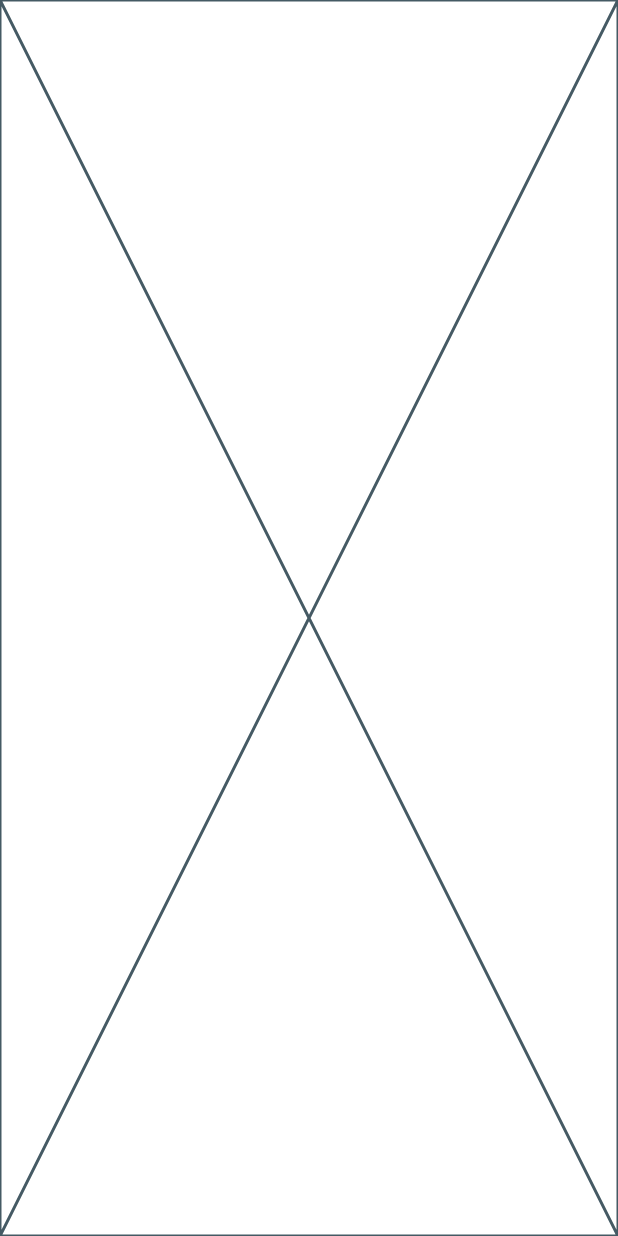
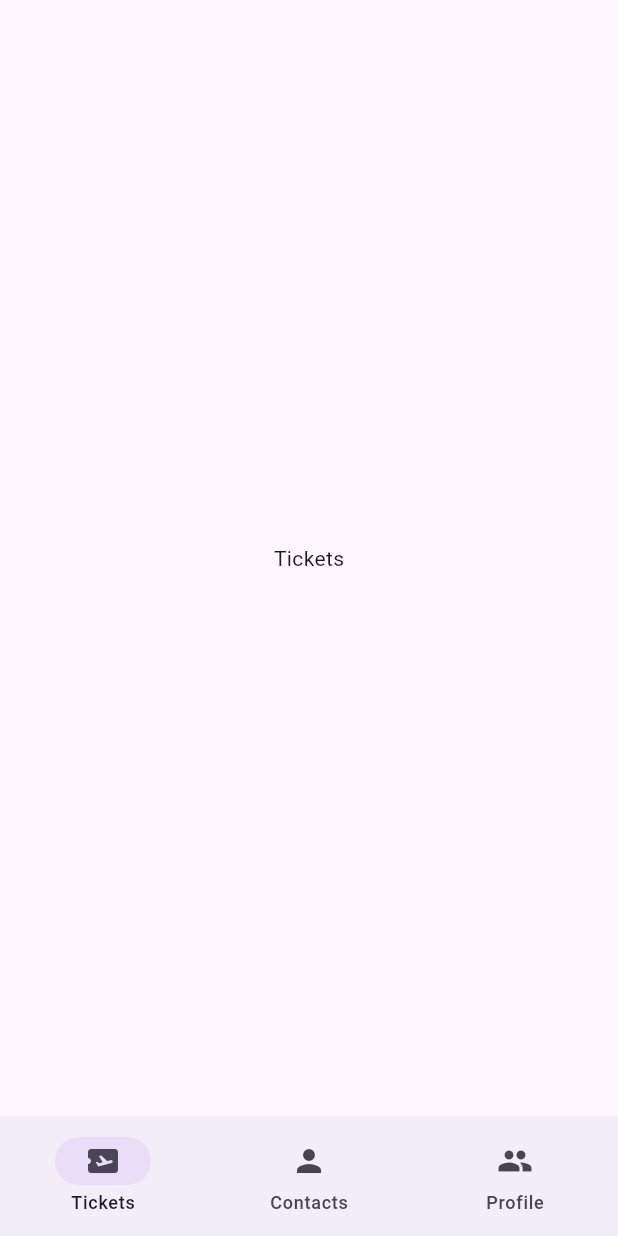
Before and after one commit to rakibk55w/M360ICT_ticket, a Flutter app: the screen it shows after launch, on a phone screen of 412 x 824 dp. Run offline on Flutter 3.47's test engine with Material 3 defaults, Android fonts, the phone set to English and light mode, and no system bars; our stand-ins replace get.

Commit message:
Created necessary screens and navigation

```diff
--- a/lib/main.dart
+++ b/lib/main.dart
@@ -1,4 +1,6 @@
 import 'package:flutter/material.dart';
+import 'package:get/get.dart';
+import 'package:m360ict/navigation_menu.dart';
 
 void main() {
   runApp(const MyApp());
@@ -9,18 +11,10 @@ class MyApp extends StatelessWidget {
 
   @override
   Widget build(BuildContext context) {
-    return MaterialApp(
+    return GetMaterialApp(
+      debugShowCheckedModeBanner: false,
       title: 'M360ICT',
-      home: const MyHomePage(),
+      home: const NavigationMenu(),
     );
   }
 }
-
-class MyHomePage extends StatelessWidget {
-  const MyHomePage({super.key});
-
-  @override
-  Widget build(BuildContext context) {
-    return const Placeholder();
-  }
-}
--- /dev/null
+++ b/lib/navigation_menu.dart
@@ -0,0 +1,45 @@
+import 'package:flutter/material.dart';
+import 'package:get/get.dart';
+import 'package:m360ict/screens/contacts_screen.dart';
+import 'package:m360ict/screens/profile_screen.dart';
+import 'package:m360ict/screens/tickets_screen.dart';
+
+class NavigationMenu extends StatelessWidget {
+  const NavigationMenu({super.key});
+
+  @override
+  Widget build(BuildContext context) {
+    final navigationController = Get.put(NavigationController());
+    return Scaffold(
+      bottomNavigationBar: Obx(() {
+        return NavigationBar(
+          height: 80,
+          elevation: 0,
+          selectedIndex: navigationController.selectedIndex.value,
+          onDestinationSelected: (index) {
+            navigationController.selectedIndex.value = index;
+          },
+
+          destinations: [
+            const NavigationDestination(icon: Icon(Icons.airplane_ticket), label: 'Tickets'),
+            const NavigationDestination(icon: Icon(Icons.person), label: 'Contacts'),
+            const NavigationDestination(icon: Icon(Icons.group), label: 'Profile'),
+          ],
+        );
+      }),
+      body: Obx(() {
+        return navigationController.screens[navigationController.selectedIndex.value];
+      }),
+    );
+  }
+}
+
+class NavigationController extends GetxController {
+  final selectedIndex = 0.obs;
+
+  final screens = [
+    const TicketsScreen(),
+    const ContactsScreen(),
+    const ProfileScreen(),
+  ];
+}
--- /dev/null
+++ b/lib/screens/contacts_screen.dart
@@ -0,0 +1,10 @@
+import 'package:flutter/material.dart';
+
+class ContactsScreen extends StatelessWidget {
+  const ContactsScreen({super.key});
+
+  @override
+  Widget build(BuildContext context) {
+    return Center(child: const Text('Contacts'));
+  }
+}
--- /dev/null
+++ b/lib/screens/profile_screen.dart
@@ -0,0 +1,10 @@
+import 'package:flutter/material.dart';
+
+class ProfileScreen extends StatelessWidget {
+  const ProfileScreen({super.key});
+
+  @override
+  Widget build(BuildContext context) {
+    return Center(child: const Text('Profile'));
+  }
+}
--- /dev/null
+++ b/lib/screens/tickets_screen.dart
@@ -0,0 +1,10 @@
+import 'package:flutter/material.dart';
+
+class TicketsScreen extends StatelessWidget {
+  const TicketsScreen({super.key});
+
+  @override
+  Widget build(BuildContext context) {
+    return Center(child: const Text('Tickets'));
+  }
+}
--- a/pubspec.yaml
+++ b/pubspec.yaml
@@ -34,6 +34,7 @@ dependencies:
   # The following adds the Cupertino Icons font to your application.
   # Use with the CupertinoIcons class for iOS style icons.
   cupertino_icons: ^1.0.8
+  get: ^4.7.2
 
 dev_dependencies:
   flutter_test:
```
Also changed, not shown: pubspec.lock.
